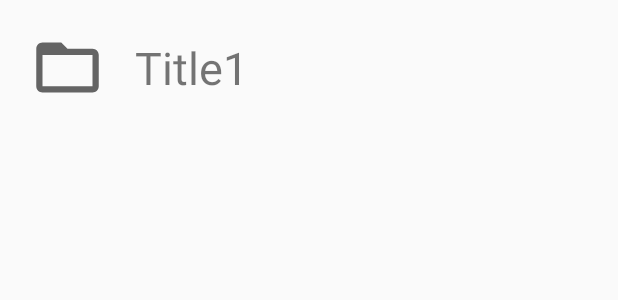
After one commit to dr0oo/ITM_Mobile_Programming, an Android app: the layout scorelist_frag.xml on its own in the app's theme, with its tools: preview values and no code run, on a phone screen of 412 x 824 dp. The commit adds this screen. Shown: the top 300 px of the screen. Run offline under Robolectric (Android 15) with nearby library versions, the phone set to English and light mode, and no system bars.

Commit message:
score list recyclerview: - list added when 'add score' menu from floating action button clicked
further:
- save at firebase
- make list clickable

```diff
--- /dev/null
+++ b/app/src/main/java/com/example/itm_term_project/ScoreList.kt
@@ -0,0 +1,6 @@
+package com.example.itm_term_project
+
+class ScoreList (val name: String, ){
+    //class with instance title
+
+}
--- /dev/null
+++ b/app/src/main/res/drawable/ic_baseline_folder_open_24.xml
@@ -0,0 +1,10 @@
+<vector xmlns:android="http://schemas.android.com/apk/res/android"
+    android:width="24dp"
+    android:height="24dp"
+    android:viewportWidth="24"
+    android:viewportHeight="24"
+    android:tint="?attr/colorControlNormal">
+  <path
+      android:fillColor="@android:color/white"
+      android:pathData="M20,6h-8l-2,-2L4,4c-1.1,0 -1.99,0.9 -1.99,2L2,18c0,1.1 0.9,2 2,2h16c1.1,0 2,-0.9 2,-2L22,8c0,-1.1 -0.9,-2 -2,-2zM20,18L4,18L4,8h16v10z"/>
+</vector>
--- /dev/null
+++ b/app/src/main/res/layout/scorelist_frag.xml
@@ -0,0 +1,23 @@
+<?xml version="1.0" encoding="utf-8"?>
+<LinearLayout
+    xmlns:android="http://schemas.android.com/apk/res/android"
+    android:layout_width="match_parent"
+    android:layout_height="wrap_content"
+    android:orientation="horizontal"
+    android:gravity="center"
+    android:layout_margin = "20dp">
+
+    <ImageView
+        android:layout_width="50dp"
+        android:layout_height="50dp"
+        android:src = "@drawable/ic_baseline_folder_open_24"/>
+
+    <TextView
+        android:id="@+id/title"
+        android:layout_width="fill_parent"
+        android:layout_height="wrap_content"
+        android:text="Title1"
+        android:textSize="30dp"
+        android:layout_marginLeft="20dp"/>
+
+</LinearLayout>
```
Also changed, not shown: app/src/main/java/com/example/itm_term_project/ScoreListAdapter.kt (added, +53 -0 lines), app/src/main/java/com/example/itm_term_project/ScoreStorage.kt (+23 -2 lines), app/src/main/res/layout/score_stroage.xml (+8 -0 lines).
